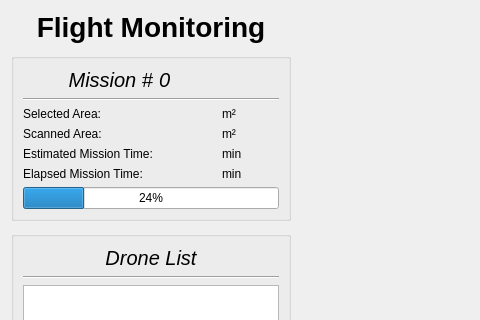
Qt form UI/Midflight/mid_design.ui (cmpe-DroneLab/GeoFly3D) before a commit; both pictures show x 0 to 480 and y 0 to 320 of the 1024 by 768 pixel window.
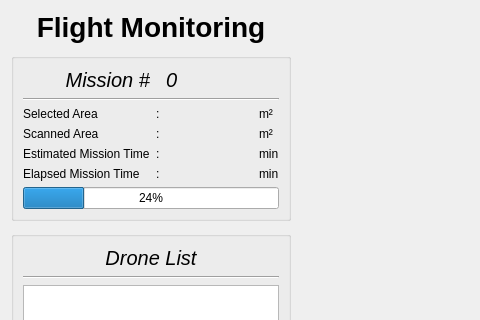
The same form after that commit.

Commit message: Fixed some bugs and improved Mission Detail boxes

What changed in the file:
```diff
--- a/UI/Midflight/mid_design.ui
+++ b/UI/Midflight/mid_design.ui
@@ -43,57 +43,7 @@
        <property name="title">
         <string/>
        </property>
-       <layout class="QGridLayout" name="gridLayout">
-        <item row="5" column="1">
-         <widget class="QLabel" name="mission_time_value">
-          <property name="text">
-           <string/>
-          </property>
-          <property name="alignment">
-           <set>Qt::AlignRight|Qt::AlignTrailing|Qt::AlignVCenter</set>
-          </property>
-         </widget>
-        </item>
-        <item row="0" column="1">
-         <widget class="QLabel" name="id_label">
-          <property name="font">
-           <font>
-            <pointsize>15</pointsize>
-            <italic>true</italic>
-           </font>
-          </property>
-          <property name="text">
-           <string>0</string>
-          </property>
-         </widget>
-        </item>
-        <item row="4" column="1">
-         <widget class="QLabel" name="scanned_area_value">
-          <property name="text">
-           <string/>
-          </property>
-          <property name="alignment">
-           <set>Qt::AlignRight|Qt::AlignTrailing|Qt::AlignVCenter</set>
-          </property>
-         </widget>
-        </item>
-        <item row="5" column="0">
-         <widget class="QLabel" name="mission_time_label">
-          <property name="text">
-           <string>Estimated Mission Time:</string>
-          </property>
-         </widget>
-        </item>
-        <item row="2" column="1">
-         <widget class="QLabel" name="selected_area_value">
-          <property name="text">
-           <string/>
-          </property>
-          <property name="alignment">
-           <set>Qt::AlignRight|Qt::AlignTrailing|Qt::AlignVCenter</set>
-          </property>
-         </widget>
-        </item>
+       <layout class="QGridLayout" name="gridLayout" columnstretch="0,0,1,0">
         <item row="0" column="0">
          <widget class="QLabel" name="label_mission_information">
           <property name="font">
@@ -111,21 +61,7 @@
          </widget>
         </item>
         <item row="4" column="2">
-         <widget class="QLabel" name="scanned_area_unit">
-          <property name="text">
-           <string>m²</string>
-          </property>
-         </widget>
-        </item>
-        <item row="4" column="0">
-         <widget class="QLabel" name="scanned_area_label">
-          <property name="text">
-           <string>Scanned Area:</string>
-          </property>
-         </widget>
-        </item>
-        <item row="6" column="1">
-         <widget class="QLabel" name="elapsed_time_value">
+         <widget class="QLabel" name="scanned_area_value">
           <property name="text">
            <string/>
           </property>
@@ -134,55 +70,147 @@
           </property>
          </widget>
         </item>
-        <item row="1" column="0" colspan="3">
+        <item row="1" column="0" colspan="4">
          <widget class="Line" name="line_2">
           <property name="orientation">
            <enum>Qt::Horizontal</enum>
           </property>
          </widget>
         </item>
-        <item row="2" column="2">
-         <widget class="QLabel" name="selected_area_unit">
+        <item row="5" column="3">
+         <widget class="QLabel" name="mission_time_unit">
           <property name="text">
-           <string>m²</string>
+           <string>min</string>
           </property>
          </widget>
         </item>
         <item row="6" column="2">
-         <widget class="QLabel" name="elapsed_time_unit">
+         <widget class="QLabel" name="elapsed_time_value">
           <property name="text">
-           <string>min</string>
+           <string/>
           </property>
-         </widget>
-        </item>
-        <item row="2" column="0">
-         <widget class="QLabel" name="selected_area_label">
-          <property name="text">
-           <string>Selected Area:</string>
+          <property name="alignment">
+           <set>Qt::AlignRight|Qt::AlignTrailing|Qt::AlignVCenter</set>
           </property>
          </widget>
         </item>
         <item row="5" column="2">
-         <widget class="QLabel" name="mission_time_unit">
+         <widget class="QLabel" name="mission_time_value">
           <property name="text">
-           <string>min</string>
+           <string/>
           </property>
+          <property name="alignment">
+           <set>Qt::AlignRight|Qt::AlignTrailing|Qt::AlignVCenter</set>
+          </property>
          </widget>
         </item>
-        <item row="6" column="0">
-         <widget class="QLabel" name="elapsed_time_label">
+        <item row="2" column="2">
+         <widget class="QLabel" name="selected_area_value">
           <property name="text">
-           <string>Elapsed Mission Time:</string>
+           <string/>
           </property>
+          <property name="alignment">
+           <set>Qt::AlignRight|Qt::AlignTrailing|Qt::AlignVCenter</set>
+          </property>
          </widget>
         </item>
-        <item row="7" column="0" colspan="3">
+        <item row="7" column="0" colspan="4">
          <widget class="QProgressBar" name="progress_bar">
           <property name="value">
            <number>24</number>
           </property>
          </widget>
         </item>
+        <item row="4" column="3">
+         <widget class="QLabel" name="scanned_area_unit">
+          <property name="text">
+           <string>m²</string>
+          </property>
+         </widget>
+        </item>
+        <item row="2" column="0">
+         <widget class="QLabel" name="selected_area_label">
+          <property name="text">
+           <string>Selected Area</string>
+          </property>
+         </widget>
+        </item>
+        <item row="0" column="2">
+         <widget class="QLabel" name="id_label">
+          <property name="font">
+           <font>
+            <pointsize>15</pointsize>
+            <italic>true</italic>
+           </font>
+          </property>
+          <property name="text">
+           <string>0</string>
+          </property>
+         </widget>
+        </item>
+        <item row="5" column="0">
+         <widget class="QLabel" name="mission_time_label">
+          <property name="text">
+           <string>Estimated Mission Time</string>
+          </property>
+         </widget>
+        </item>
+        <item row="4" column="0">
+         <widget class="QLabel" name="scanned_area_label">
+          <property name="text">
+           <string>Scanned Area</string>
+          </property>
+         </widget>
+        </item>
+        <item row="2" column="3">
+         <widget class="QLabel" name="selected_area_unit">
+          <property name="text">
+           <string>m²</string>
+          </property>
+         </widget>
+        </item>
+        <item row="6" column="3">
+         <widget class="QLabel" name="elapsed_time_unit">
+          <property name="text">
+           <string>min</string>
+          </property>
+         </widget>
+        </item>
+        <item row="6" column="0">
+         <widget class="QLabel" name="elapsed_time_label">
+          <property name="text">
+           <string>Elapsed Mission Time</string>
+          </property>
+         </widget>
+        </item>
+        <item row="2" column="1">
+         <widget class="QLabel" name="colon_1">
+          <property name="text">
+           <string>:</string>
+          </property>
+         </widget>
+        </item>
+        <item row="4" column="1">
+         <widget class="QLabel" name="colon_2">
+          <property name="text">
+           <string>:</string>
+          </property>
+         </widget>
+        </item>
+        <item row="5" column="1">
+         <widget class="QLabel" name="colon_3">
+          <property name="text">
+           <string>:</string>
+          </property>
+         </widget>
+        </item>
+        <item row="6" column="1">
+         <widget class="QLabel" name="colon_4">
+          <property name="text">
+           <string>:</string>
+          </property>
+         </widget>
+        </item>
        </layout>
       </widget>
      </item>
```
The commit also changes 10 other files.
